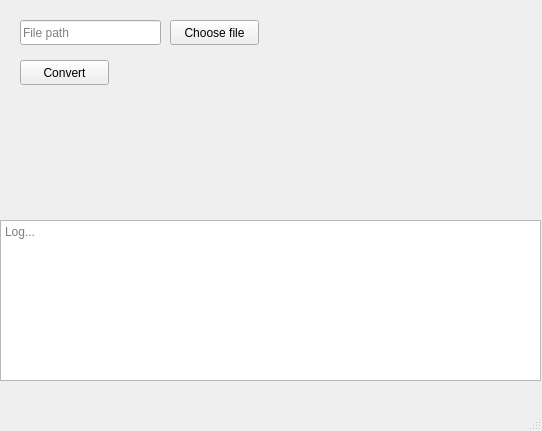
The window that MainWindow.ui (rafalk342/k2pdfopt-PyQt) describes before a commit, drawn with Qt 5.
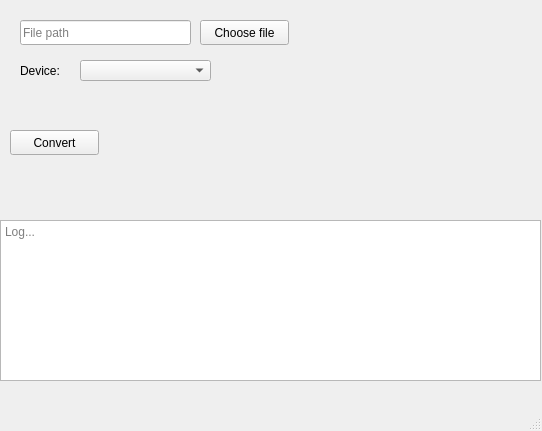
The same window after the commit.

Commit message: Add device combo box

The edit to the form file:
```diff
--- a/MainWindow.ui
+++ b/MainWindow.ui
@@ -17,7 +17,7 @@
    <widget class="QPushButton" name="chooseFileButton">
     <property name="geometry">
      <rect>
-      <x>170</x>
+      <x>200</x>
       <y>20</y>
       <width>89</width>
       <height>25</height>
@@ -32,7 +32,7 @@
      <rect>
       <x>20</x>
       <y>20</y>
-      <width>141</width>
+      <width>171</width>
       <height>25</height>
      </rect>
     </property>
@@ -46,8 +46,8 @@
    <widget class="QPushButton" name="convertFileButton">
     <property name="geometry">
      <rect>
-      <x>20</x>
-      <y>60</y>
+      <x>10</x>
+      <y>130</y>
       <width>89</width>
       <height>25</height>
      </rect>
@@ -72,6 +72,29 @@
      <string>Log...</string>
     </property>
    </widget>
+   <widget class="QLabel" name="deviceLabel">
+    <property name="geometry">
+     <rect>
+      <x>20</x>
+      <y>60</y>
+      <width>67</width>
+      <height>21</height>
+     </rect>
+    </property>
+    <property name="text">
+     <string>Device:</string>
+    </property>
+   </widget>
+   <widget class="QComboBox" name="deviceComboBox">
+    <property name="geometry">
+     <rect>
+      <x>80</x>
+      <y>60</y>
+      <width>131</width>
+      <height>21</height>
+     </rect>
+    </property>
+   </widget>
   </widget>
   <widget class="QMenuBar" name="menubar">
    <property name="geometry">
```
The commit also changes 5 other files.
